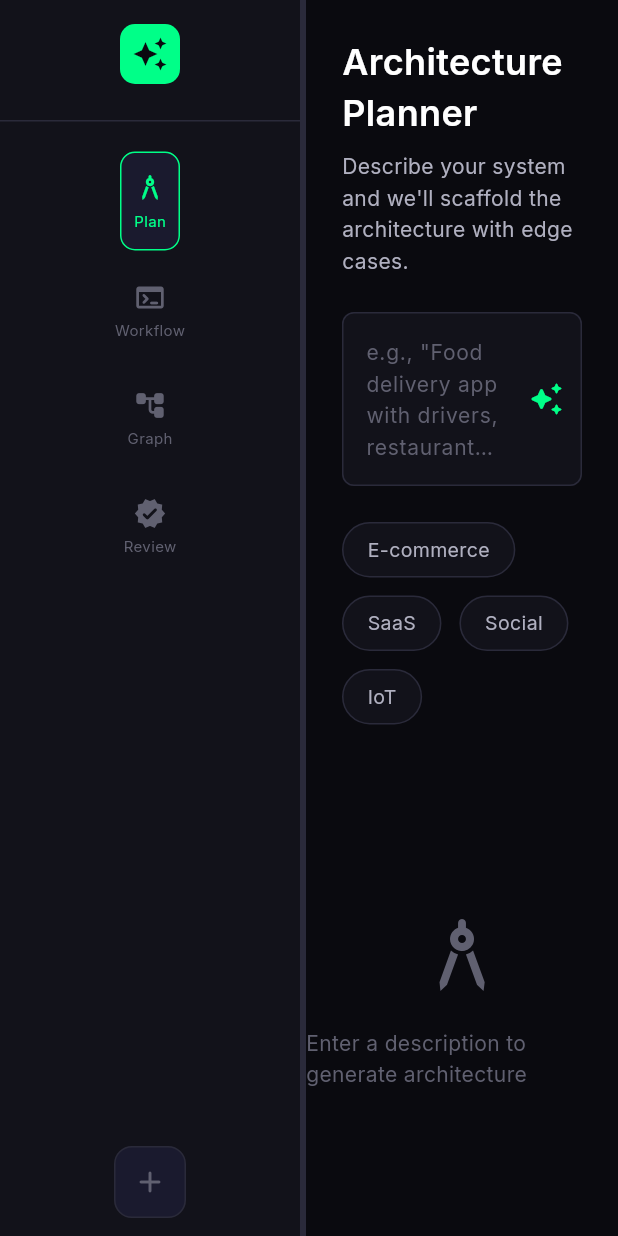
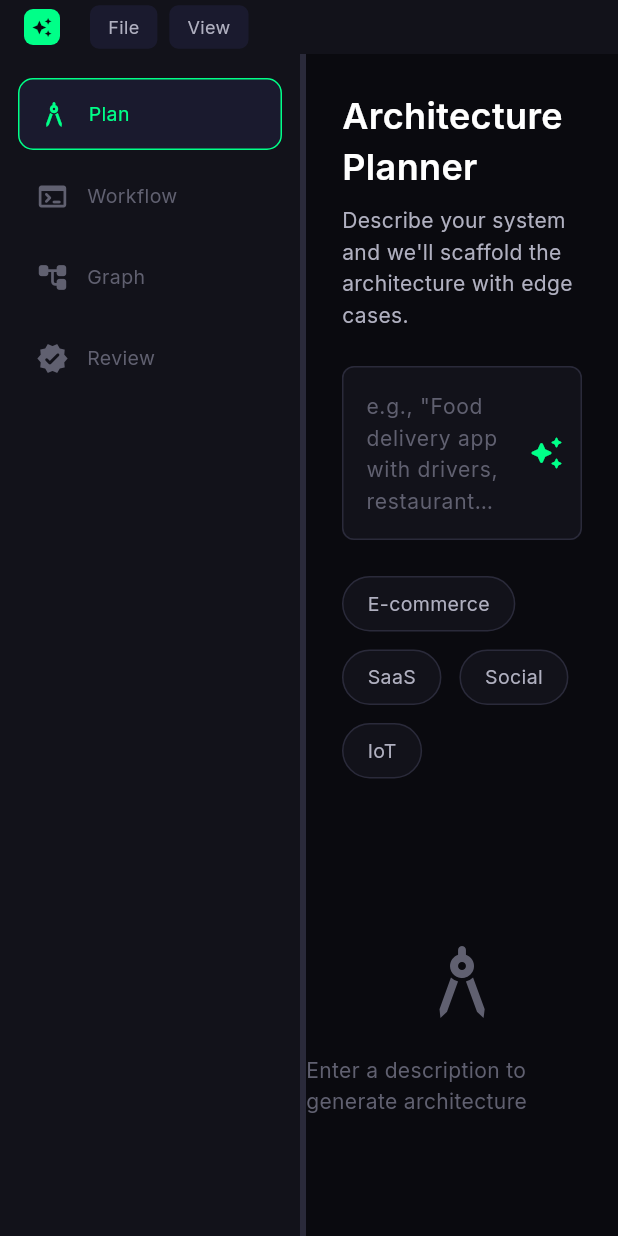
Before and after one commit to AbduljabbarBXR/heides-lens, a Flutter app: the screen it shows after launch, on a phone screen of 412 x 824 dp. Run offline on Flutter 3.47's test engine with Material 3 defaults, Android fonts, the light colour scheme and no system bars; our stand-ins replace flutter_riverpod, google_fonts, sqflite; missing offline and left inert: window_manager; accounts and stored records are empty.

Commit message:
refactor: responsive sidebar, top menu bar, improved layout
- Sidebar icons adapt when resized: compact mode hides labels
- Moved project selector from sidebar to top File menu
- Added View menu to toggle sidebar compact/expanded
- Top bar shows active project name
- Sidebar width range: 80px (compact) to 320px (expanded)
- Fixed widget_test imports
- All tests pass

```diff
--- a/mobile/lib/core/app_shell.dart
+++ b/mobile/lib/core/app_shell.dart
@@ -18,16 +18,65 @@ class AppShell extends ConsumerStatefulWidget {
 
 class _AppShellState extends ConsumerState<AppShell> {
   double _sidebarWidth = 200;
-  double _sidebarMinWidth = 120;
+  double _sidebarMinWidth = 80;
   double _sidebarMaxWidth = 320;
 
   @override
   Widget build(BuildContext context) {
     final navState = ref.watch(navigationProvider);
     final projectState = ref.watch(projectProvider);
+    final isCompact = _sidebarWidth < 140;
 
     return Scaffold(
-      body: Row(
+      body: Column(
+        children: [
+          // Top menu bar
+          Container(
+            height: 36,
+            color: AppColors.surface,
+            child: Row(
+              children: [
+                const SizedBox(width: 16),
+                // Logo
+                Container(
+                  width: 24,
+                  height: 24,
+                  decoration: BoxDecoration(
+                    color: AppColors.primary,
+                    borderRadius: BorderRadius.circular(6),
+                  ),
+                  child: Icon(Icons.auto_awesome, color: AppColors.background, size: 14),
+                ),
+                const SizedBox(width: 16),
+                // File menu
+                _MenuButton(
+                  label: 'File',
+                  onTap: () => _showProjectSelector(context, ref),
+                ),
+                _MenuButton(
+                  label: 'View',
+                  onTap: () {
+                    if (isCompact) {
+                      setState(() => _sidebarWidth = 200);
+                    } else {
+                      setState(() => _sidebarWidth = 80);
+                    }
+                  },
+                ),
+                const Spacer(),
+                // Project name
+                if (projectState.activeProject != null)
+                  Text(
+                    projectState.activeProject!.name,
+                    style: const TextStyle(color: AppColors.textSecondary, fontSize: 12),
+                  ),
+                const SizedBox(width: 16),
+              ],
+            ),
+          ),
+          // Body
+          Expanded(
+            child: Row(
               children: [
                 // Sidebar
                 Container(
@@ -35,64 +84,35 @@ class _AppShellState extends ConsumerState<AppShell> {
                   color: AppColors.surface,
                   child: Column(
                     children: [
-                const SizedBox(height: 16),
-                // Logo
-                Container(
-                  width: 40,
-                  height: 40,
-                  decoration: BoxDecoration(
-                    color: AppColors.primary,
-                    borderRadius: BorderRadius.circular(10),
-                  ),
-                  child: const Icon(Icons.auto_awesome, color: AppColors.background, size: 24),
-                ),
-                const SizedBox(height: 24),
-                const Divider(height: 1, thickness: 1),
-                const SizedBox(height: 16),
+                      const SizedBox(height: 12),
                       // Nav items
                       _NavItem(
                         icon: Icons.architecture_rounded,
                         label: 'Plan',
                         isActive: navState.currentMode == AppMode.plan,
+                        isCompact: isCompact,
                         onTap: () => ref.read(navigationProvider.notifier).setMode(AppMode.plan),
                       ),
                       _NavItem(
                         icon: Icons.terminal_rounded,
                         label: 'Workflow',
                         isActive: navState.currentMode == AppMode.workflow,
+                        isCompact: isCompact,
                         onTap: () => ref.read(navigationProvider.notifier).setMode(AppMode.workflow),
                       ),
                       _NavItem(
                         icon: Icons.account_tree_rounded,
                         label: 'Graph',
                         isActive: navState.currentMode == AppMode.graph,
+                        isCompact: isCompact,
                         onTap: () => ref.read(navigationProvider.notifier).setMode(AppMode.graph),
                       ),
                       _NavItem(
                         icon: Icons.verified_rounded,
                         label: 'Review',
                         isActive: navState.currentMode == AppMode.review,
+                        isCompact: isCompact,
                         onTap: () => ref.read(navigationProvider.notifier).setMode(AppMode.review),
-                ),
-                const Spacer(),
-                // Project selector
-                Padding(
-                  padding: const EdgeInsets.all(12),
-                  child: GestureDetector(
-                    onTap: () => _showProjectSelector(context, ref),
-                    child: Container(
-                      width: 48,
-                      height: 48,
-                      decoration: BoxDecoration(
-                        color: AppColors.surfaceHover,
-                        borderRadius: BorderRadius.circular(12),
-                        border: Border.all(color: AppColors.border),
-                      ),
-                      child: projectState.activeProject != null
-                          ? Icon(Icons.folder_open_rounded, color: AppColors.primary, size: 24)
-                          : Icon(Icons.add_rounded, color: AppColors.textMuted, size: 24),
-                    ),
-                  ),
                       ),
                     ],
                   ),
@@ -116,6 +136,9 @@ class _AppShellState extends ConsumerState<AppShell> {
                 // Main content
                 Expanded(
                   child: _buildModeContent(navState.currentMode, projectState.activeProject),
+                ),
+              ],
+            ),
           ),
         ],
       ),
@@ -175,31 +198,78 @@ class _AppShellState extends ConsumerState<AppShell> {
   }
 }
 
-class _NavItem extends StatelessWidget {
-  final IconData icon;
+class _MenuButton extends StatelessWidget {
   final String label;
-  final bool isActive;
   final VoidCallback onTap;
 
-  const _NavItem({required this.icon, required this.label, required this.isActive, required this.onTap});
+  const _MenuButton({required this.label, required this.onTap});
 
   @override
   Widget build(BuildContext context) {
     return GestureDetector(
       onTap: onTap,
       child: Container(
-        margin: const EdgeInsets.symmetric(horizontal: 12, vertical: 4),
-        padding: const EdgeInsets.symmetric(vertical: 12, horizontal: 8),
+        padding: const EdgeInsets.symmetric(horizontal: 12, vertical: 6),
+        margin: const EdgeInsets.symmetric(horizontal: 4),
+        decoration: BoxDecoration(
+          color: AppColors.surfaceHover,
+          borderRadius: BorderRadius.circular(6),
+        ),
+        child: Text(label, style: const TextStyle(color: AppColors.textSecondary, fontSize: 12)),
+      ),
+    );
+  }
+}
+
+class _NavItem extends StatelessWidget {
+  final IconData icon;
+  final String label;
+  final bool isActive;
+  final bool isCompact;
+  final VoidCallback onTap;
+
+  const _NavItem({
+    required this.icon,
+    required this.label,
+    required this.isActive,
+    required this.isCompact,
+    required this.onTap,
+  });
+
+  @override
+  Widget build(BuildContext context) {
+    return GestureDetector(
+      onTap: onTap,
+      child: Container(
+        margin: EdgeInsets.symmetric(
+          horizontal: isCompact ? 8 : 12,
+          vertical: 4,
+        ),
+        padding: EdgeInsets.symmetric(
+          vertical: 12,
+          horizontal: isCompact ? 8 : 12,
+        ),
         decoration: BoxDecoration(
           color: isActive ? AppColors.surfaceHover : Colors.transparent,
           borderRadius: BorderRadius.circular(10),
           border: isActive ? Border.all(color: AppColors.primary, width: 1) : null,
         ),
-        child: Column(
+        child: Row(
           children: [
             Icon(icon, color: isActive ? AppColors.primary : AppColors.textMuted, size: 22),
-            const SizedBox(height: 4),
-            Text(label, style: TextStyle(fontSize: 10, color: isActive ? AppColors.primary : AppColors.textMuted)),
+            if (!isCompact) ...[
+              const SizedBox(width: 12),
+              Flexible(
+                child: Text(
+                  label,
+                  style: TextStyle(
+                    fontSize: 13,
+                    color: isActive ? AppColors.primary : AppColors.textMuted,
+                  ),
+                  overflow: TextOverflow.ellipsis,
+                ),
+              ),
+            ],
           ],
         ),
       ),
```
Also changed, not shown: 1 other file. Lines whose indentation alone changed are shown as unchanged.
